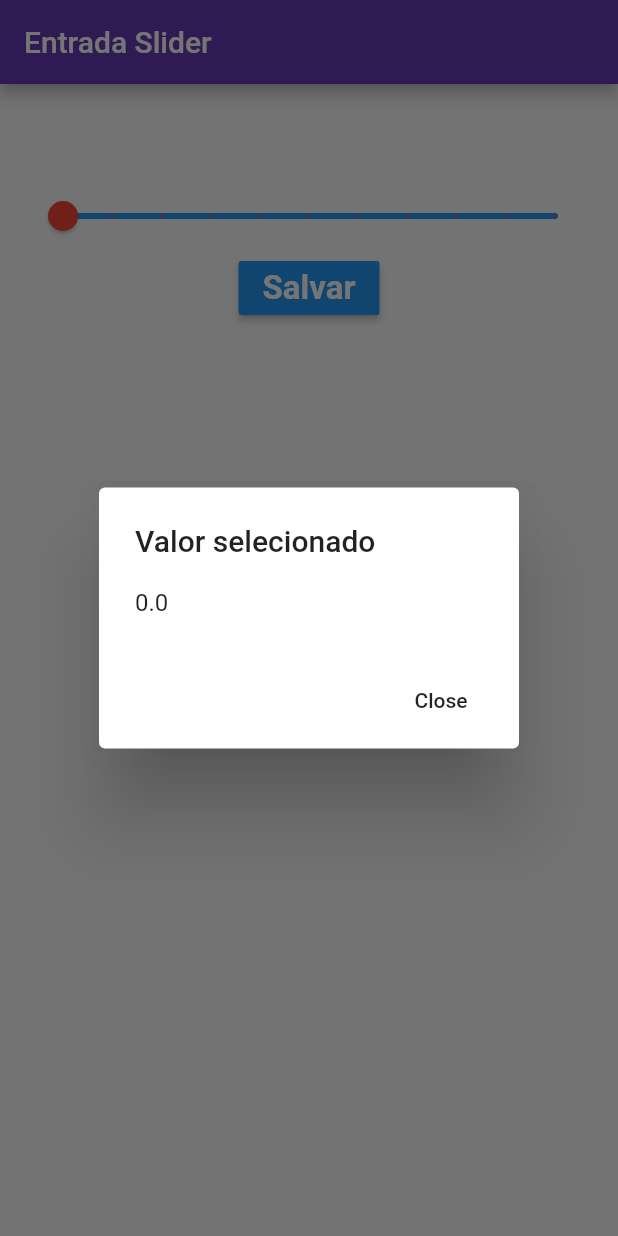
After one commit to paulosales47/ComponentesEntradaDadosFlutter, a Flutter app: the screen it shows after launch, after a tap on "Salvar", on a phone screen of 412 x 824 dp. The commit adds this screen. Run offline on Flutter 3.47's test engine with Material 2 defaults, Android fonts, the phone set to English and light mode, and no system bars.

Commit message:
Section 10: Utilizando Slider

```diff
--- /dev/null
+++ b/lib/EntradaSlider.dart
@@ -0,0 +1,80 @@
+import 'package:flutter/material.dart';
+
+class EntradaSlider extends StatefulWidget {
+  @override
+  _EntradaSliderState createState() => _EntradaSliderState();
+}
+
+class _EntradaSliderState extends State<EntradaSlider> {
+  double _valorSlider = 0;
+
+  @override
+  Widget build(BuildContext context) {
+    return Scaffold(
+      appBar: AppBar(
+        title: Text("Entrada Slider"),
+        backgroundColor: Colors.deepPurple,
+      ),
+      body: Container(
+        padding: EdgeInsets.all(16),
+        child: Column(
+          children: <Widget>[
+            Padding(
+              padding: EdgeInsets.only(top: 48),
+            ),
+            Slider(
+                value: _valorSlider,
+                min: 0,
+                max: 10,
+                label: _valorSlider.toString(),
+                divisions: 10,
+                activeColor: Colors.red,
+                inactiveColor: Colors.blue,
+                onChanged: (double valor){
+                  setState(() {
+                    _valorSlider = valor;
+                  });
+                }),
+            RaisedButton(
+              onPressed: (){
+                _showDialog("Valor selecionado", _valorSlider.toString());
+              },
+              color: Colors.blue,
+              textColor: Colors.white,
+              child: Text(
+                  "Salvar",
+                style: TextStyle(
+                  fontSize: 22,
+                  fontWeight: FontWeight.bold
+                ),
+              ),
+            )
+          ],
+        ),
+      ),
+    );
+  }
+
+  void _showDialog(String title, String content) {
+    // flutter defined function
+    showDialog(
+      context: context,
+      builder: (BuildContext context) {
+        // return object of type Dialog
+        return AlertDialog(
+          title: new Text(title),
+          content: new Text(content),
+          actions: <Widget>[
+            // usually buttons at the bottom of the dialog
+            new FlatButton(
+              child: new Text("Close"),
+              onPressed: () {
+                Navigator.of(context).pop();
+              },
+            ),
+          ],
+        );
+      },
+    );
+  }
+}
--- a/lib/main.dart
+++ b/lib/main.dart
@@ -1,10 +1,10 @@
-import 'package:entrada_dados/EntradaSwitch.dart';
+import 'package:entrada_dados/EntradaSlider.dart';
 import 'package:flutter/cupertino.dart';
 import 'package:flutter/material.dart';
 
 void main(){
   runApp(MaterialApp(
     debugShowCheckedModeBanner: false,
-    home: EntradaSwitch(),
+    home: EntradaSlider(),
   ));
 }
```
